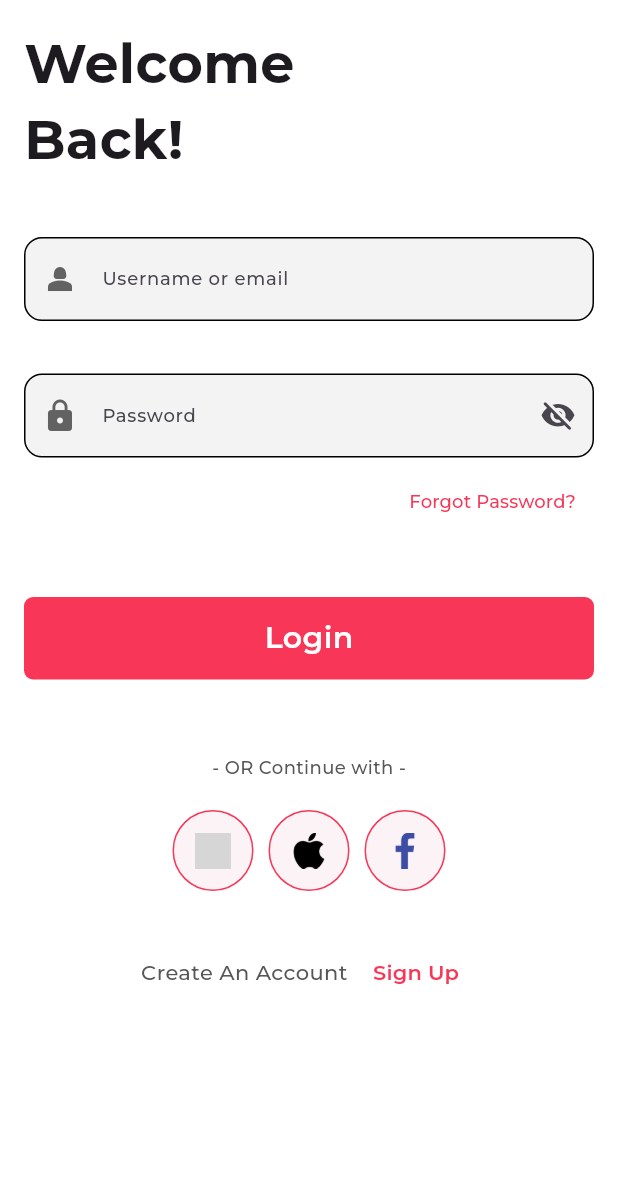
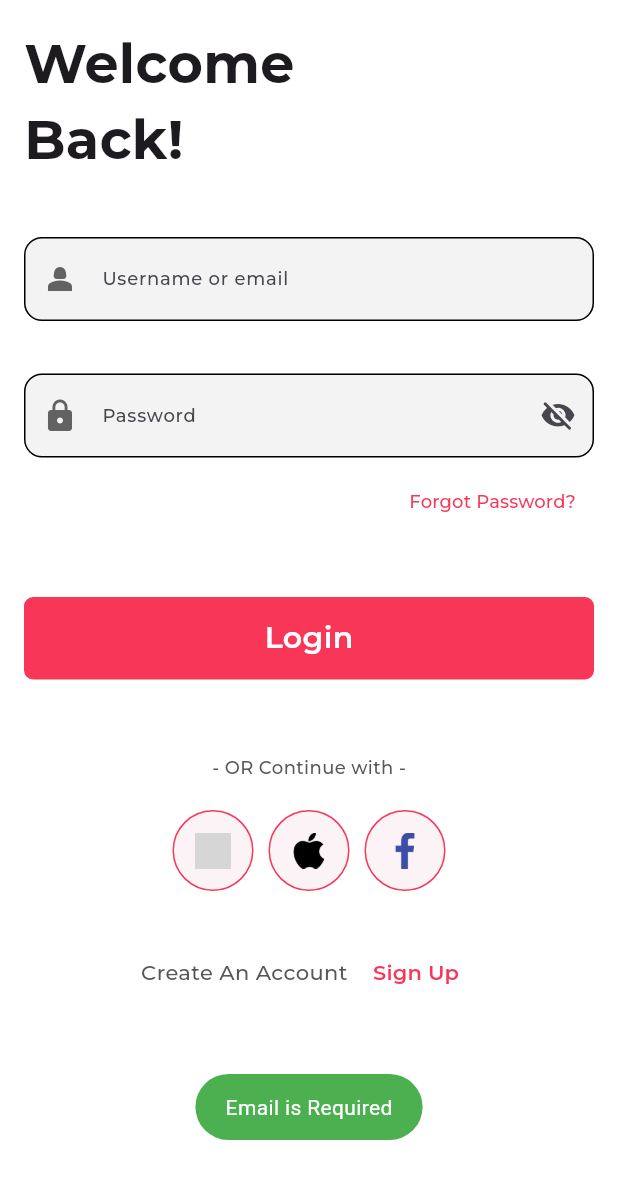
Before and after one commit to SachinMall/provider-app, a Flutter app: the screen it shows after launch, after a tap on "Login", on a phone screen of 412 x 824 dp. Shown: the top 1179 px of the screen. Run offline on Flutter 3.47's test engine with Material 3 defaults, Android fonts, the phone set to English and light mode, and no system bars; our stand-ins replace another_flushbar, carousel_slider, dots_indicator, flutter_svg, fluttertoast, gap and 1 more; network calls fail; project files that could hold a hidden picture were left out; grey boxes are pictures that could not be loaded.

Commit message:
safe-commit

```diff
--- a/lib/data/network/network_api_services.dart
+++ b/lib/data/network/network_api_services.dart
@@ -4,7 +4,6 @@ import 'dart:developer';
 import 'dart:io';
 import 'package:flutter/foundation.dart';
 import 'package:http/http.dart' as http;
-import 'package:http/http.dart';
 import 'package:provider_mvvm/data/app_exceptions.dart';
 import 'package:provider_mvvm/data/network/base_api_services.dart';
 
--- a/lib/res/app_urls.dart
+++ b/lib/res/app_urls.dart
@@ -1,6 +1,6 @@
 class AppUrls {
-  static var baseUrl = 'https://dummyjson.com/';
+  static var baseUrl = 'https://reqres.in/';
 
-  static var loginUrl = baseUrl + 'auth/login';
-  static var registerUrl = baseUrl + '/api/register';
+  static var loginUrl = baseUrl + 'api/login';
+  static var registerUrl = baseUrl + 'api/register';
 }
--- a/lib/view/common_widget/primary_button.dart
+++ b/lib/view/common_widget/primary_button.dart
@@ -1,23 +1,40 @@
 import 'package:flutter/material.dart';
+import 'package:loading_indicator/loading_indicator.dart';
 import 'package:provider_mvvm/res/app_colors.dart';
 import 'package:provider_mvvm/res/screen_size.dart';
 
 class PrimaryButton extends StatelessWidget {
   final void Function() onTap;
   final String text;
-  const PrimaryButton({super.key, required this.onTap, required this.text});
+  final bool isLoading;
+  const PrimaryButton(
+      {super.key,
+      required this.onTap,
+      required this.text,
+      this.isLoading = false});
 
   @override
   Widget build(BuildContext context) {
     double screenWidth = ScreenSize.width(context);
     return GestureDetector(
-      onTap: onTap,
+      onTap: isLoading ? null : onTap,
       child: Container(
         height: 55,
         width: screenWidth,
         decoration: BoxDecoration(
             borderRadius: BorderRadius.circular(6), color: AppColors.kred),
-        child: Center(
+        child: isLoading
+            ? const Center(
+                child: SizedBox(
+                  height: 38,
+                  child: LoadingIndicator(
+                    indicatorType: Indicator.ballPulse,
+                    colors: [AppColors.kwhite],
+                    strokeWidth: 4,
+                  ),
+                ),
+              )
+            : Center(
                 child: Text(
                   text,
                   style: TextStyle(
--- a/lib/view/onboarding/login_screen.dart
+++ b/lib/view/onboarding/login_screen.dart
@@ -3,6 +3,7 @@ import 'package:gap/gap.dart';
 import 'package:provider_mvvm/res/app_colors.dart';
 import 'package:provider_mvvm/res/icons_assets/images.dart';
 import 'package:provider_mvvm/utils/routes/routes_name.dart';
+import 'package:provider_mvvm/utils/utils.dart';
 import 'package:provider_mvvm/view_model/auth_view_model.dart';
 import 'package:provider_mvvm/view/common_widget/custom_textfield.dart';
 import 'package:provider_mvvm/view/common_widget/primary_button.dart';
@@ -93,12 +94,19 @@ class _LoginScreenState extends State<LoginScreen> {
                 ),
                 Gap(40),
                 PrimaryButton(
+                  isLoading: authViewModel.isLoginLoading,
                   onTap: () {
                     Map data = {
-                      'username': _emailController.text.toString(),
+                      'email': _emailController.text.toString(),
                       'password': _passwordController.text.toString(),
                     };
-                    authViewModel.loginApi(data, context);
+                    if (_emailController.text.isEmpty) {
+                      Utils.toastMessage("Email is Required");
+                    } else if (_passwordController.text.isEmpty) {
+                      Utils.toastMessage("Password is Empty");
+                    } else {
+                      authViewModel.loginApi(data, context);
+                    }
                   },
                   text: "Login",
                 ),
--- a/pubspec.yaml
+++ b/pubspec.yaml
@@ -23,6 +23,7 @@ dependencies:
   carousel_slider: ^4.2.1
   flutter_svg: ^2.0.10
   google_fonts: ^6.2.1
+  loading_indicator: ^3.1.1
 
 
 
```
Also changed, not shown: lib/view/onboarding/signup.dart (+20 -1 lines), lib/view_model/auth_view_model.dart (+16 -2 lines). Lines whose indentation alone changed are shown as unchanged.
